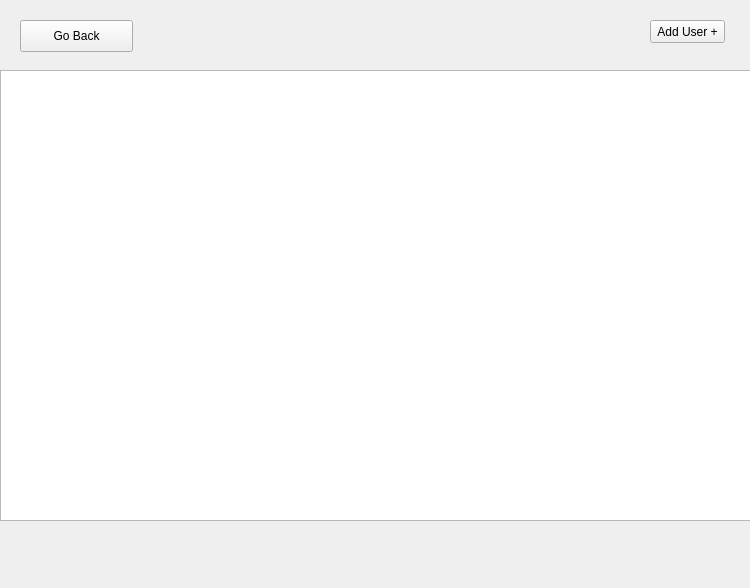
Before: the Qt Designer form gui/user_management/userManagementhome.ui in karthikdivakaran/reli_engine, drawn with Qt 5.
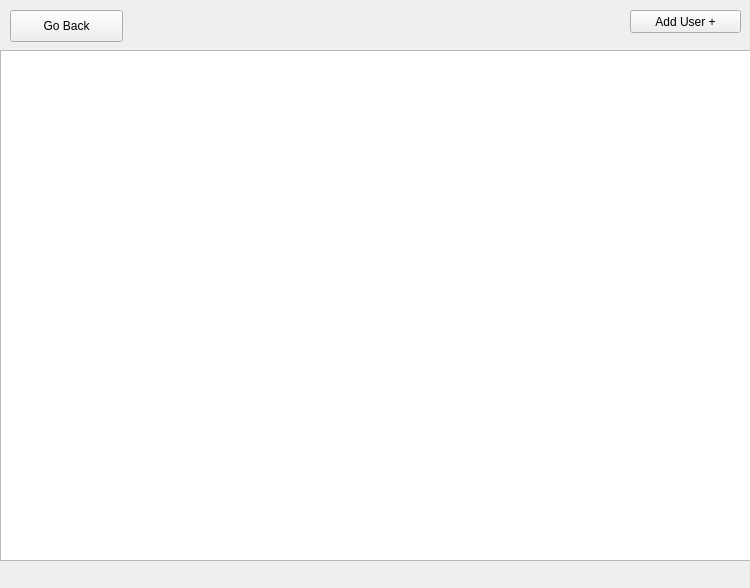
After: the same form once the commit is applied.

What changed in the file:
```diff
--- a/gui/user_management/userManagementhome.ui
+++ b/gui/user_management/userManagementhome.ui
@@ -19,9 +19,9 @@
   <widget class="QPushButton" name="addUserBtn">
    <property name="geometry">
     <rect>
-     <x>650</x>
-     <y>20</y>
-     <width>75</width>
+     <x>630</x>
+     <y>10</y>
+     <width>111</width>
      <height>23</height>
     </rect>
    </property>
@@ -32,8 +32,8 @@
   <widget class="QPushButton" name="backBtn">
    <property name="geometry">
     <rect>
-     <x>20</x>
-     <y>20</y>
+     <x>10</x>
+     <y>10</y>
      <width>113</width>
      <height>32</height>
     </rect>
@@ -46,9 +46,9 @@
    <property name="geometry">
     <rect>
      <x>0</x>
-     <y>70</y>
+     <y>50</y>
      <width>751</width>
-     <height>451</height>
+     <height>511</height>
     </rect>
    </property>
   </widget>
```
